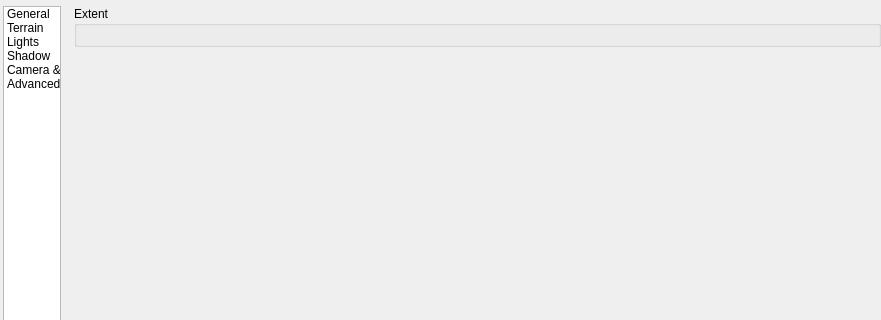
The window that src/ui/3d/map3dconfigwidget.ui (qgis/QGIS) describes before a commit, drawn with Qt 5; both pictures show x 0 to 881 and y 0 to 320 of the 881 by 665 pixel window.
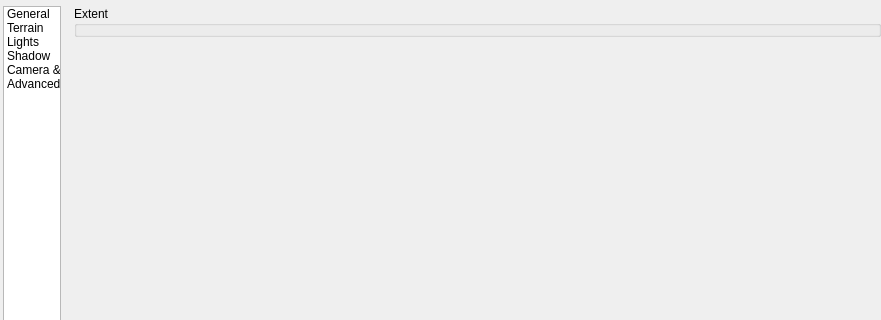
The same window after the commit. Icons and pictures are not drawn. Custom widgets are drawn as their Qt base class.

Commit message: remove duplicate layout in General page

Patch:
```diff
--- a/src/ui/3d/map3dconfigwidget.ui
+++ b/src/ui/3d/map3dconfigwidget.ui
@@ -239,7 +239,6 @@
                  <property name="title">
                   <string>Extent</string>
                  </property>
-                 <layout class="QVBoxLayout" name="verticalLayout_8"/>
                 </widget>
                </item>
                <item>
```
